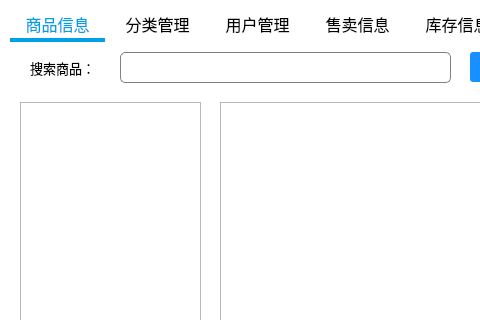
Before: the Qt Designer form MainWindow.ui in xmudbexp2021/SalesManager, drawn with Qt 5; both pictures show x 0 to 480 and y 0 to 320 of the 800 by 600 pixel window.
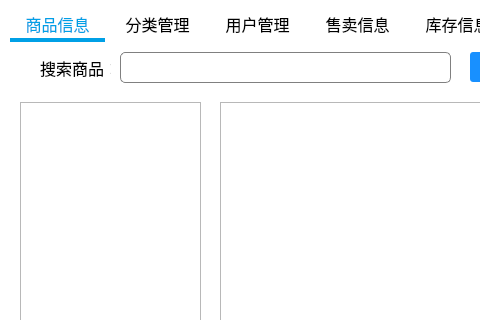
After: the same form once the commit is applied.

Commit message: Modify UI to adapt the main style

Patch:
```diff
--- a/MainWindow.ui
+++ b/MainWindow.ui
@@ -90,16 +90,16 @@
      <widget class="QLabel" name="label">
       <property name="geometry">
        <rect>
-        <x>20</x>
+        <x>30</x>
         <y>10</y>
-        <width>101</width>
+        <width>71</width>
         <height>31</height>
        </rect>
       </property>
       <property name="font">
        <font>
         <family>微软雅黑</family>
-        <pointsize>10</pointsize>
+        <pointsize>12</pointsize>
        </font>
       </property>
       <property name="text">
```
Left out of the diff: 2 changed lines with no effect on the pictures. The commit also changes 4 other files.
